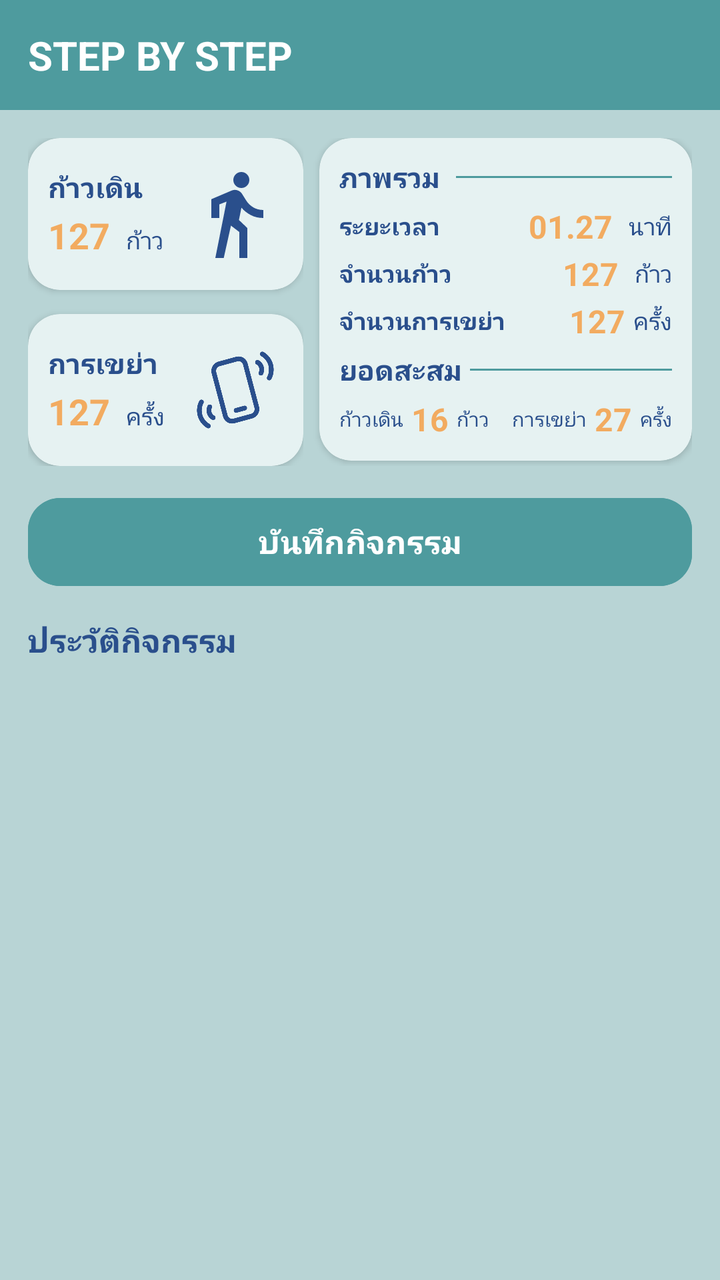
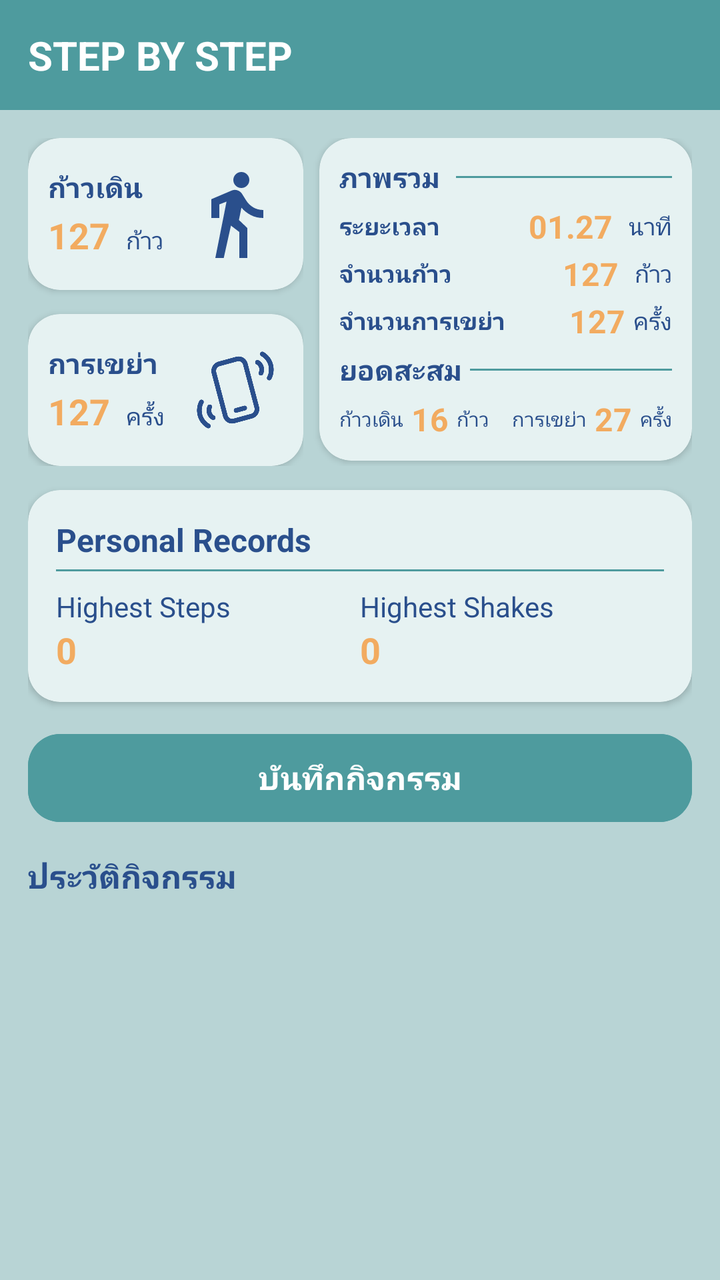

Screens rendered from an Android XML layout before and after an edit, with the pre-edit source and the edit as a unified diff.
<!-- AndroidManifest.xml: application theme Theme.CS364_Assigment2 -->
<!-- res/layout/activity_main.xml -->
<?xml version="1.0" encoding="utf-8"?>
<LinearLayout
    xmlns:android="http://schemas.android.com/apk/res/android"
    xmlns:app="http://schemas.android.com/apk/res-auto"
    android:layout_width="match_parent"
    android:layout_height="match_parent"
    android:orientation="vertical"
    android:background="@color/green">

    
    <TextView
        android:layout_width="match_parent"
        android:layout_height="wrap_content"
        android:background="@color/darkGreen"
        android:padding="@dimen/padding_medium"
        android:text="@string/step_by_step"
        android:textColor="@color/white"
        android:textSize="@dimen/header_size"
        android:textStyle="bold" />

    <ScrollView
        android:layout_width="match_parent"
        android:layout_height="match_parent">

        <LinearLayout
            android:layout_width="match_parent"
            android:layout_height="wrap_content"
            android:orientation="vertical"
            android:padding="@dimen/padding_medium">

            
            <LinearLayout
                android:layout_width="match_parent"
                android:layout_height="wrap_content"
                android:orientation="horizontal">

                
                <LinearLayout
                    android:layout_width="@dimen/layout_width"
                    android:layout_height="wrap_content"
                    android:layout_weight="1"
                    android:orientation="vertical"
                    android:layout_marginEnd="@dimen/margin_medium">

                    
                    <androidx.cardview.widget.CardView
                        android:layout_width="match_parent"
                        android:layout_height="wrap_content"
                        android:layout_marginBottom="@dimen/margin_large"
                        app:cardCornerRadius="@dimen/cardCornerRadius"
                        app:cardBackgroundColor="@color/lightWhite">

                        <LinearLayout
                            android:layout_width="match_parent"
                            android:layout_height="wrap_content"
                            android:orientation="horizontal"
                            android:gravity="center_vertical"
                            android:paddingHorizontal="@dimen/padding_small"
                            android:paddingVertical="@dimen/padding_medium">

                            <LinearLayout
                                android:layout_width="@dimen/layout_width"
                                android:layout_height="wrap_content"
                                android:layout_weight="1"
                                android:orientation="vertical">

                                <TextView
                                    android:layout_width="wrap_content"
                                    android:layout_height="wrap_content"
                                    android:text="@string/walk"
                                    android:textColor="@color/blue"
                                    android:textStyle="bold" />

                                <LinearLayout
                                    android:layout_width="wrap_content"
                                    android:layout_height="wrap_content"
                                    android:orientation="horizontal"
                                    android:gravity="bottom"
                                    android:layout_marginTop="@dimen/margin_xsmall">

                                    <TextView
                                        android:id="@+id/liveSteps"
                                        android:layout_width="wrap_content"
                                        android:layout_height="wrap_content"
                                        android:textColor="@color/yellow"
                                        android:textSize="@dimen/number_size"
                                        android:textStyle="bold"
                                        android:text="127" />

                                    <TextView
                                        android:id="@+id/stepUnit"
                                        android:layout_width="wrap_content"
                                        android:layout_height="wrap_content"
                                        android:layout_marginStart="@dimen/margin_medium"
                                        android:text="@string/step"
                                        android:textColor="@color/blue"
                                        android:textSize="@dimen/unit_size" />
                                </LinearLayout>
                            </LinearLayout>

                            <ImageView
                                android:id="@+id/walkIcon"
                                android:layout_width="@dimen/icon_size"
                                android:layout_height="@dimen/icon_size"
                                android:src="@drawable/ic_walk"
                                android:contentDescription="Walk Icon" />

                        </LinearLayout>
                    </androidx.cardview.widget.CardView>

                    
                    <androidx.cardview.widget.CardView
                        android:layout_width="match_parent"
                        android:layout_height="wrap_content"
                        app:cardCornerRadius="@dimen/cardCornerRadius"
                        app:cardBackgroundColor="@color/lightWhite">

                        <LinearLayout
                            android:layout_width="match_parent"
                            android:layout_height="wrap_content"
                            android:orientation="horizontal"
                            android:gravity="center_vertical"
                            android:paddingHorizontal="@dimen/padding_small"
                            android:paddingVertical="@dimen/padding_medium">

                            <LinearLayout
                                android:layout_width="@dimen/layout_width"
                                android:layout_height="wrap_content"
                                android:layout_weight="1"
                                android:orientation="vertical">

                                <TextView
                                    android:layout_width="wrap_content"
                                    android:layout_height="wrap_content"
                                    android:text="@string/shake"
                                    android:textColor="@color/blue"
                                    android:textStyle="bold" />

                                <LinearLayout
                                    android:layout_width="wrap_content"
                                    android:layout_height="wrap_content"
                                    android:orientation="horizontal"
                                    android:gravity="bottom"
                                    android:layout_marginTop="@dimen/margin_xsmall">

                                    <TextView
                                        android:id="@+id/liveShake"
                                        android:layout_width="wrap_content"
                                        android:layout_height="wrap_content"
                                        android:textColor="@color/yellow"
                                        android:textSize="@dimen/number_size"
                                        android:textStyle="bold"
                                        android:text="127" />

                                    <TextView
                                        android:id="@+id/shakeUnit"
                                        android:layout_width="wrap_content"
                                        android:layout_height="wrap_content"
                                        android:layout_marginStart="@dimen/margin_medium"
                                        android:text="@string/times"
                                        android:textColor="@color/blue"
                                        android:textSize="@dimen/unit_size" />
                                </LinearLayout>
                            </LinearLayout>

                            <ImageView
                                android:id="@+id/shakeIcon"
                                android:layout_width="@dimen/icon_size"
                                android:layout_height="@dimen/icon_size"
                                android:src="@drawable/shake"
                                android:contentDescription="Shake Icon" />

                        </LinearLayout>
                    </androidx.cardview.widget.CardView>
                </LinearLayout>

                
                <androidx.cardview.widget.CardView
                    android:layout_width="@dimen/layout_width"
                    android:layout_height="wrap_content"
                    android:layout_weight="1.35"
                    app:cardCornerRadius="@dimen/cardCornerRadius"
                    app:cardBackgroundColor="@color/lightWhite">

                    <LinearLayout
                        android:layout_width="match_parent"
                        android:layout_height="wrap_content"
                        android:orientation="vertical"
                        android:padding="@dimen/padding_small">

                        
                        <LinearLayout
                            android:layout_width="match_parent"
                            android:layout_height="wrap_content"
                            android:orientation="horizontal"
                            android:gravity="center_vertical">

                            <TextView
                                android:layout_width="wrap_content"
                                android:layout_height="wrap_content"
                                android:text="@string/overviews"
                                android:textColor="@color/blue"
                                android:textStyle="bold" />

                            <View
                                android:layout_width="match_parent"
                                android:layout_height="@dimen/layout_height_one"
                                android:layout_marginStart="@dimen/margin_medium"
                                android:background="@color/darkGreen" />
                        </LinearLayout>

                        
                        <LinearLayout
                            android:layout_width="match_parent"
                            android:layout_height="wrap_content"
                            android:orientation="horizontal"
                            android:gravity="center_vertical"
                            android:layout_marginTop="@dimen/margin_small">

                            <TextView
                                android:id="@+id/durationLabel"
                                android:layout_width="wrap_content"
                                android:layout_height="wrap_content"
                                android:text="@string/time"
                                android:textColor="@color/blue"
                                android:textSize="@dimen/unit_size"
                                android:textStyle="bold" />

                            <View
                                android:layout_width="@dimen/layout_width"
                                android:layout_height="@dimen/layout_height"
                                android:layout_weight="1" />

                            <TextView
                                android:id="@+id/summaryDurationValue"
                                android:layout_width="wrap_content"
                                android:layout_height="wrap_content"
                                android:layout_marginStart="@dimen/margin_medium"
                                android:textColor="@color/yellow"
                                android:textSize="@dimen/title_size"
                                android:textStyle="bold"
                                android:text="01.27" />

                            <TextView
                                android:id="@+id/tvDurationUnit"
                                android:layout_width="wrap_content"
                                android:layout_height="wrap_content"
                                android:layout_marginStart="@dimen/margin_medium"
                                android:text="@string/minute"
                                android:textColor="@color/blue"
                                android:textSize="@dimen/unit_size" />
                        </LinearLayout>

                        
                        <LinearLayout
                            android:layout_width="match_parent"
                            android:layout_height="wrap_content"
                            android:orientation="horizontal"
                            android:gravity="center_vertical"
                            android:layout_marginTop="@dimen/margin_xsmall">

                            <TextView
                                android:id="@+id/stepLabel"
                                android:layout_width="wrap_content"
                                android:layout_height="wrap_content"
                                android:text="@string/steps"
                                android:textColor="@color/blue"
                                android:textSize="@dimen/unit_size"
                                android:textStyle="bold" />

                            <View
                                android:layout_width="@dimen/layout_width"
                                android:layout_height="@dimen/layout_height"
                                android:layout_weight="1" />

                            <TextView
                                android:id="@+id/summaryStepValue"
                                android:layout_width="wrap_content"
                                android:layout_height="wrap_content"
                                android:layout_marginStart="@dimen/margin_medium"
                                android:textColor="@color/yellow"
                                android:textSize="@dimen/title_size"
                                android:textStyle="bold"
                                android:text="127" />

                            <TextView
                                android:id="@+id/stepsUnit"
                                android:layout_width="wrap_content"
                                android:layout_height="wrap_content"
                                android:layout_marginStart="@dimen/margin_medium"
                                android:text="@string/step"
                                android:textColor="@color/blue"
                                android:textSize="@dimen/unit_size" />
                        </LinearLayout>

                        
                        <LinearLayout
                            android:layout_width="match_parent"
                            android:layout_height="wrap_content"
                            android:orientation="horizontal"
                            android:gravity="center_vertical"
                            android:layout_marginTop="@dimen/margin_xsmall">

                            <TextView
                                android:id="@+id/ShakeLabel"
                                android:layout_width="wrap_content"
                                android:layout_height="wrap_content"
                                android:text="@string/shakes"
                                android:textColor="@color/blue"
                                android:textSize="@dimen/unit_size"
                                android:textStyle="bold" />

                            <View
                                android:layout_width="@dimen/layout_width"
                                android:layout_height="@dimen/layout_height"
                                android:layout_weight="1" />

                            <TextView
                                android:id="@+id/summaryShakeValue"
                                android:layout_width="wrap_content"
                                android:layout_height="wrap_content"
                                android:layout_marginStart="@dimen/margin_small"
                                android:textColor="@color/yellow"
                                android:textSize="@dimen/title_size"
                                android:textStyle="bold"
                                android:text="127" />

                            <TextView
                                android:id="@+id/summaryShakeUnit"
                                android:layout_width="wrap_content"
                                android:layout_height="wrap_content"
                                android:layout_marginStart="@dimen/margin_small"
                                android:text="@string/times"
                                android:textColor="@color/blue"
                                android:textSize="@dimen/unit_size" />
                        </LinearLayout>

                        <LinearLayout
                            android:layout_width="match_parent"
                            android:layout_height="wrap_content"
                            android:orientation="horizontal"
                            android:gravity="center_vertical"
                            android:layout_marginTop="@dimen/margin_small">

                            <TextView
                                android:layout_width="wrap_content"
                                android:layout_height="wrap_content"
                                android:text="@string/total"
                                android:textColor="@color/blue"
                                android:textStyle="bold" />

                            <View
                                android:layout_width="match_parent"
                                android:layout_height="@dimen/layout_height_one"
                                android:layout_marginStart="@dimen/margin_small"
                                android:background="@color/darkGreen" />
                        </LinearLayout>

                        
                        <LinearLayout
                            android:layout_width="match_parent"
                            android:layout_height="wrap_content"
                            android:orientation="horizontal"
                            android:gravity="center_vertical"
                            android:layout_marginTop="@dimen/margin_small">

                            <TextView
                                android:id="@+id/accumWalkLabel"
                                android:layout_width="wrap_content"
                                android:layout_height="wrap_content"
                                android:text="@string/walk"
                                android:textColor="@color/blue"
                                android:textSize="@dimen/unit_sub_size" />

                            <TextView
                                android:id="@+id/accumWalkValue"
                                android:layout_width="wrap_content"
                                android:layout_height="wrap_content"
                                android:layout_marginStart="@dimen/margin_small"
                                android:textColor="@color/yellow"
                                android:textSize="@dimen/title_size"
                                android:textStyle="bold"
                                android:text="16" />

                            <TextView
                                android:id="@+id/accumWalkUnit"
                                android:layout_width="wrap_content"
                                android:layout_height="wrap_content"
                                android:layout_marginStart="@dimen/margin_small"
                                android:text="@string/step"
                                android:textColor="@color/blue"
                                android:textSize="@dimen/unit_sub_size" />

                            <View
                                android:layout_width="@dimen/layout_width"
                                android:layout_height="@dimen/layout_height"
                                android:layout_weight="1" />

                            <TextView
                                android:id="@+id/accumShakeLabel"
                                android:layout_width="wrap_content"
                                android:layout_height="wrap_content"
                                android:text="@string/shake"
                                android:textColor="@color/blue"
                                android:textSize="@dimen/unit_sub_size" />

                            <TextView
                                android:id="@+id/accumShakeValue"
                                android:layout_width="wrap_content"
                                android:layout_height="wrap_content"
                                android:layout_marginStart="@dimen/margin_small"
                                android:textColor="@color/yellow"
                                android:textSize="@dimen/title_size"
                                android:textStyle="bold"
                                android:text="27" />

                            <TextView
                                android:id="@+id/accumShakeUnit"
                                android:layout_width="wrap_content"
                                android:layout_height="wrap_content"
                                android:layout_marginStart="@dimen/margin_small"
                                android:text="@string/times"
                                android:textColor="@color/blue"
                                android:textSize="@dimen/unit_sub_size" />
                        </LinearLayout>
                    </LinearLayout>
                </androidx.cardview.widget.CardView>
            </LinearLayout>

            
            <Button
                android:id="@+id/btnSaveActivity"
                android:layout_width="match_parent"
                android:layout_height="@dimen/btn_height"
                android:layout_marginTop="@dimen/margin_large"
                android:backgroundTint="@color/darkGreen"
                android:text="@string/save"
                android:textColor="@color/white"
                android:textSize="@dimen/title_size"
                android:textStyle="bold"
                app:cornerRadius="@dimen/cardCornerRadius" />

            
            <TextView
                android:layout_width="wrap_content"
                android:layout_height="wrap_content"
                android:layout_marginTop="@dimen/margin_large"
                android:layout_marginBottom="@dimen/margin_medium"
                android:text="@string/history"
                android:textColor="@color/blue"
                android:textSize="@dimen/title_size"
                android:textStyle="bold" />

            
            <androidx.recyclerview.widget.RecyclerView
                android:id="@+id/rvHistory"
                android:layout_width="match_parent"
                android:layout_height="wrap_content"
                android:nestedScrollingEnabled="false" />
        </LinearLayout>
    </ScrollView>
</LinearLayout>
<!-- resources referenced by this layout -->
<resources>
  <color name="blue">#2A4F8C</color>
  <color name="darkGreen">#4E9B9E</color>
  <color name="green">#B8D4D5</color>
  <color name="lightWhite">#E6F2F2</color>
  <color name="white">#FFFFFFFF</color>
  <color name="yellow">#F2AB60</color>
  <dimen name="btn_height">52dp</dimen>
  <dimen name="cardCornerRadius">16dp</dimen>
  <dimen name="header_size">20sp</dimen>
  <dimen name="icon_size">48dp</dimen>
  <dimen name="layout_height">0dp</dimen>
  <dimen name="layout_height_one">1dp</dimen>
  <dimen name="layout_width">0dp</dimen>
  <dimen name="margin_large">12dp</dimen>
  <dimen name="margin_medium">8dp</dimen>
  <dimen name="margin_small">4dp</dimen>
  <dimen name="margin_xsmall">2dp</dimen>
  <dimen name="number_size">18sp</dimen>
  <dimen name="padding_medium">14dp</dimen>
  <dimen name="padding_small">10dp</dimen>
  <dimen name="title_size">16sp</dimen>
  <dimen name="unit_size">12sp</dimen>
  <dimen name="unit_sub_size">10sp</dimen>
  <!-- drawable ic_walk (drawable) -->
  <vector xmlns:android="http://schemas.android.com/apk/res/android"
      android:width="29dp"
      android:height="29dp"
      android:viewportWidth="29"
      android:viewportHeight="29">
    <path
        android:pathData="M8.458,27.792L11.842,10.754L9.667,11.6V15.708H7.25V10.029L13.352,7.431C13.634,7.31 13.931,7.24 14.243,7.22C14.555,7.2 14.852,7.24 15.134,7.341C15.416,7.441 15.683,7.582 15.935,7.764C16.187,7.945 16.393,8.176 16.554,8.458L17.763,10.392C18.286,11.238 18.996,11.932 19.892,12.476C20.788,13.02 21.81,13.292 22.958,13.292V15.708C21.549,15.708 20.29,15.416 19.182,14.832C18.075,14.248 17.128,13.503 16.343,12.597L15.587,16.313L18.125,18.729V27.792H15.708V19.938L13.171,18.004L10.996,27.792H8.458ZM16.313,6.646C15.648,6.646 15.079,6.409 14.606,5.936C14.132,5.463 13.896,4.894 13.896,4.229C13.896,3.565 14.132,2.996 14.606,2.522C15.079,2.049 15.648,1.813 16.313,1.813C16.977,1.813 17.546,2.049 18.019,2.522C18.493,2.996 18.729,3.565 18.729,4.229C18.729,4.894 18.493,5.463 18.019,5.936C17.546,6.409 16.977,6.646 16.313,6.646Z"
        android:fillColor="#2A4F8C"/>
  </vector>
  <!-- drawable shake: png bitmap (drawable, 20828 bytes) -->
  <string name="history">ประวัติกิจกรรม</string>
  <string name="minute">นาที</string>
  <string name="overviews">ภาพรวม</string>
  <string name="save">บันทึกกิจกรรม</string>
  <string name="shake">การเขย่า</string>
  <string name="shakes">จำนวนการเขย่า</string>
  <string name="step">ก้าว</string>
  <string name="step_by_step">STEP BY STEP</string>
  <string name="steps">จำนวนก้าว</string>
  <string name="time">ระยะเวลา</string>
  <string name="times">ครั้ง</string>
  <string name="total">ยอดสะสม</string>
  <string name="walk">ก้าวเดิน</string>
  <style name="Theme.CS364_Assigment2" parent="Base.Theme.CS364_Assigment2" />
  <style name="Base.Theme.CS364_Assigment2" parent="Theme.Material3.DayNight.NoActionBar">
          
          
      </style>
</resources>

<!-- the commit's change to res/layout/activity_main.xml (unified diff, before → after) -->
@@ -426,6 +426,87 @@
                     </LinearLayout>
                 </androidx.cardview.widget.CardView>
             </LinearLayout>
+
+            
+            <androidx.cardview.widget.CardView
+                android:layout_width="match_parent"
+                android:layout_height="wrap_content"
+                android:layout_marginTop="@dimen/margin_large"
+                app:cardCornerRadius="@dimen/cardCornerRadius"
+                app:cardBackgroundColor="@color/lightWhite">
+
+                <LinearLayout
+                    android:layout_width="match_parent"
+                    android:layout_height="wrap_content"
+                    android:orientation="vertical"
+                    android:padding="@dimen/padding_medium">
+
+                    <TextView
+                        android:layout_width="wrap_content"
+                        android:layout_height="wrap_content"
+                        android:text="Personal Records"
+                        android:textColor="@color/blue"
+                        android:textStyle="bold"
+                        android:textSize="@dimen/title_size" />
+
+                    <View
+                        android:layout_width="match_parent"
+                        android:layout_height="@dimen/layout_height_one"
+                        android:layout_marginTop="@dimen/margin_small"
+                        android:background="@color/darkGreen" />
+
+                    <LinearLayout
+                        android:layout_width="match_parent"
+                        android:layout_height="wrap_content"
+                        android:orientation="horizontal"
+                        android:layout_marginTop="@dimen/margin_medium">
+
+                        <LinearLayout
+                            android:layout_width="0dp"
+                            android:layout_height="wrap_content"
+                            android:layout_weight="1"
+                            android:orientation="vertical">
+
+                            <TextView
+                                android:layout_width="wrap_content"
+                                android:layout_height="wrap_content"
+                                android:text="Highest Steps"
+                                android:textColor="@color/blue" />
+
+                            <TextView
+                                android:id="@+id/recordStepsValue"
+                                android:layout_width="wrap_content"
+                                android:layout_height="wrap_content"
+                                android:text="0"
+                                android:textColor="@color/yellow"
+                                android:textSize="@dimen/number_size"
+                                android:textStyle="bold" />
+                        </LinearLayout>
+
+                        <LinearLayout
+                            android:layout_width="0dp"
+                            android:layout_height="wrap_content"
+                            android:layout_weight="1"
+                            android:orientation="vertical">
+
+                            <TextView
+                                android:layout_width="wrap_content"
+                                android:layout_height="wrap_content"
+                                android:text="Highest Shakes"
+                                android:textColor="@color/blue" />
+
+                            <TextView
+                                android:id="@+id/recordShakesValue"
+                                android:layout_width="wrap_content"
+                                android:layout_height="wrap_content"
+                                android:text="0"
+                                android:textColor="@color/yellow"
+                                android:textSize="@dimen/number_size"
+                                android:textStyle="bold" />
+                        </LinearLayout>
+                    </LinearLayout>
+                </LinearLayout>
+            </androidx.cardview.widget.CardView>
 
             
             <Button
